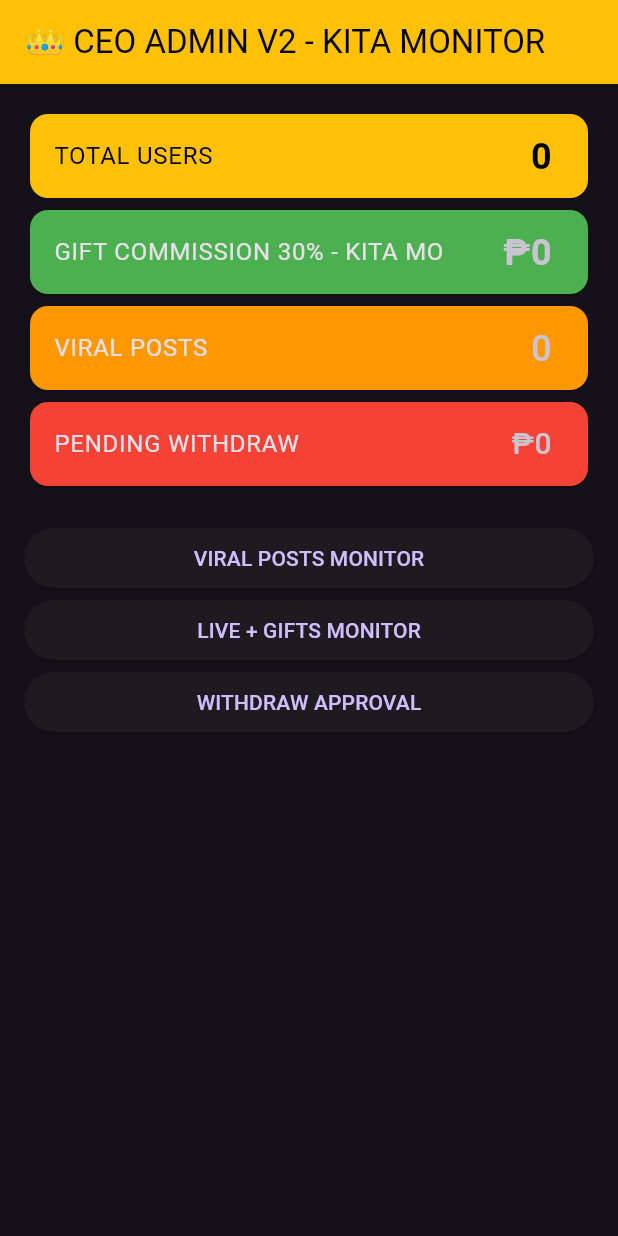
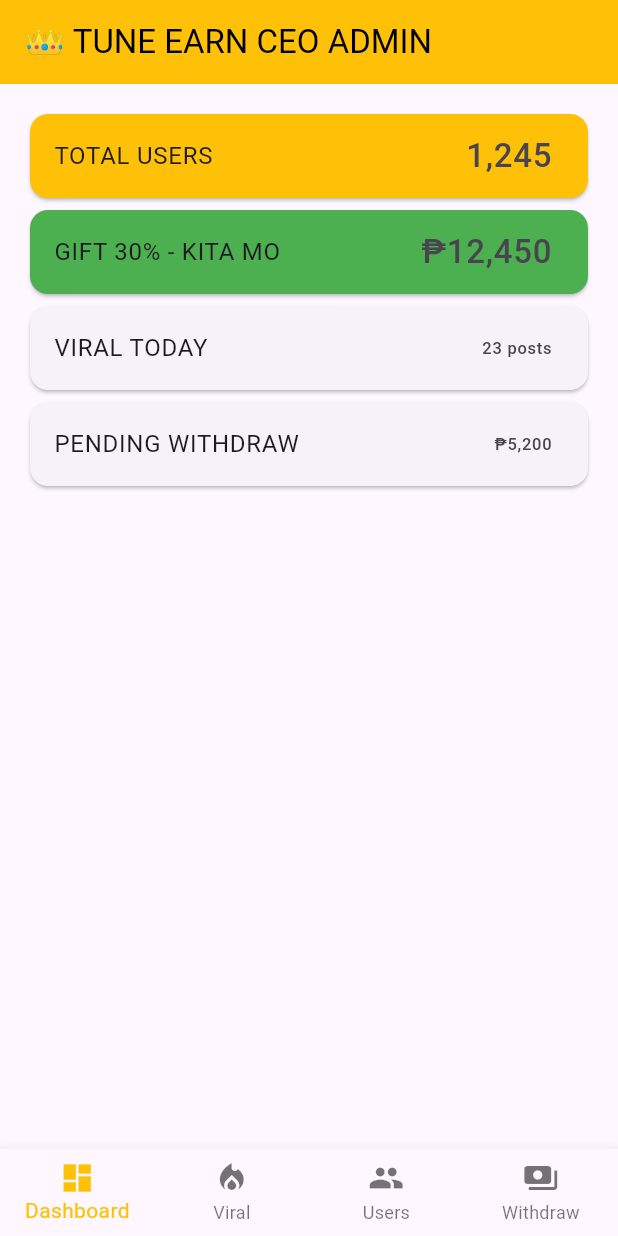
Before and after one commit to racazabrent47-cloud/tune-earn-v27-admin, a Flutter app: the screen it shows after launch, on a phone screen of 412 x 824 dp. Run offline on Flutter 3.47's test engine with Material 3 defaults, Android fonts, the phone set to English and light mode, and no system bars.

Commit message:
Update main.dart

```diff
--- a/lib/main.dart
+++ b/lib/main.dart
@@ -1,28 +1,47 @@
-// TUNE EARN ADMIN V2 - CEO ONLY
 import 'package:flutter/material.dart';
-import 'package:firebase_core/firebase_core.dart';
-import 'package:cloud_firestore/cloud_firestore.dart';
-void main() async { WidgetsFlutterBinding.ensureInitialized(); await Firebase.initializeApp(); runApp(const AdminV2()); }
-class AdminV2 extends StatelessWidget { const AdminV2({super.key}); @override Widget build(BuildContext c){return MaterialApp(title:'CEO ADMIN V2', debugShowCheckedModeBanner:false, theme:ThemeData.dark(), home: const CEODashboard());}}
-class CEODashboard extends StatelessWidget { const CEODashboard({super.key}); @override Widget build(BuildContext context){
-return Scaffold(appBar: AppBar(title: const Text('👑 CEO ADMIN V2 - KITA MONITOR'), backgroundColor: Colors.amber, foregroundColor: Colors.black),
-body: StreamBuilder<DocumentSnapshot>(stream: FirebaseFirestore.instance.collection('admin').doc('stats').snapshots(), builder:(c,snap){
-if(!snap.hasData) return const Center(child:CircularProgressIndicator());
-var d=(snap.data!.data() as Map<String,dynamic>?)??{};
-return ListView(padding: const EdgeInsets.all(16), children:[
-Card(color: Colors.amber, child: ListTile(title: const Text('TOTAL USERS', style: TextStyle(color:Colors.black)), trailing: Text('${d['totalUsers']??0}', style: const TextStyle(color:Colors.black,fontSize:24,fontWeight:FontWeight.bold)))),
-Card(color: Colors.green, child: ListTile(title: const Text('GIFT COMMISSION 30% - KITA MO'), trailing: Text('₱${(d['giftCommission']??0).toString()}', style: const TextStyle(fontSize:24,fontWeight:FontWeight.bold)))),
-Card(color: Colors.orange, child: ListTile(title: const Text('VIRAL POSTS'), trailing: Text('${d['viralPosts']??0}', style: const TextStyle(fontSize:24)))),
-Card(color: Colors.red, child: ListTile(title: const Text('PENDING WITHDRAW'), trailing: Text('₱${d['pendingWithdraw']??0}', style: const TextStyle(fontSize:20)))),
-const SizedBox(height:20),
-ElevatedButton(onPressed:()=>Navigator.push(context, MaterialPageRoute(builder:(_)=>const ViralPostsPage())), child: const Text('VIRAL POSTS MONITOR')),
-ElevatedButton(onPressed:()=>Navigator.push(context, MaterialPageRoute(builder:(_)=>const LiveMonitorPage())), child: const Text('LIVE + GIFTS MONITOR')),
-ElevatedButton(onPressed:()=>Navigator.push(context, MaterialPageRoute(builder:(_)=>const WithdrawPage())), child: const Text('WITHDRAW APPROVAL')),
-]);
-}),
-);
+void main() => runApp(const TuneEarnAdmin());
+class TuneEarnAdmin extends StatelessWidget {
+  const TuneEarnAdmin({super.key});
+  @override Widget build(BuildContext c) {
+    return MaterialApp(debugShowCheckedModeBanner: false, home: const AdminHome());
+  }
 }
+class AdminHome extends StatefulWidget {
+  const AdminHome({super.key});
+  @override State<AdminHome> createState() => _AdminHomeState();
 }
-class ViralPostsPage extends StatelessWidget{const ViralPostsPage({super.key}); @override Widget build(BuildContext c){return Scaffold(appBar: AppBar(title: const Text('VIRAL POSTS')), body: StreamBuilder<QuerySnapshot>(stream: FirebaseFirestore.instance.collection('world_feeds_trending').orderBy('viralScore',descending:true).limit(50).snapshots(), builder:(c,s){if(!s.hasData) return const Center(child:CircularProgressIndicator()); return ListView.builder(itemCount:s.data!.docs.length,itemBuilder:(c,i){var d=s.data!.docs[i].data() as Map<String,dynamic>; return ListTile(title:Text(d['title']??'Video'), subtitle:Text('Score:${d['viralScore']} | Cat:${d['category']}'), trailing: Text('Likes:${d['likes']??0}'));});}));}}
-class LiveMonitorPage extends StatelessWidget{const LiveMonitorPage({super.key}); @override Widget build(BuildContext c){return Scaffold(appBar: AppBar(title: const Text('LIVE MONITOR')), body: StreamBuilder<QuerySnapshot>(stream: FirebaseFirestore.instance.collection('live_rooms').where('isLive',isEqualTo:true).snapshots(), builder:(c,s){if(!s.hasData) return const Center(child:CircularProgressIndicator()); return ListView.builder(itemCount:s.data!.docs.length,itemBuilder:(c,i){var d=s.data!.docs[i].data() as Map<String,dynamic>; return ListTile(title:Text('LIVE: ${d['hostId']}'), subtitle:Text('Gifts: ₱${d['gifts']} - Your 30%: ₱${(d['gifts']*0.3).toStringAsFixed(2)}'));});}));}}
-class WithdrawPage extends StatelessWidget{const WithdrawPage({super.key}); @override Widget build(BuildContext c){return Scaffold(appBar: AppBar(title: const Text('WITHDRAW')), body: StreamBuilder<QuerySnapshot>(stream: FirebaseFirestore.instance.collection('withdraws').where('status',isEqualTo:'pending').snapshots(), builder:(c,s){if(!s.hasData) return const Center(child:CircularProgressIndicator()); return ListView.builder(itemCount:s.data!.docs.length,itemBuilder:(c,i){var doc=s.data!.docs[i]; var d=doc.data() as Map<String,dynamic>; return Card(child:ListTile(title:Text('₱${d['amount']} - GCash:${d['gcash']}'), subtitle:Text('User:${d['userId'].toString().substring(0,6)}'), trailing: ElevatedButton(onPressed:()async{await doc.reference.update({'status':'approved'});}, child:const Text('APPROVE'))));});}));}}
+class _AdminHomeState extends State<AdminHome> {
+  int idx = 0;
+  final pages = [const DashboardPage(), const ViralPage(), const UsersPage(), const WithdrawPage()];
+  @override Widget build(BuildContext context) {
+    return Scaffold(
+      appBar: AppBar(title: const Text('👑 TUNE EARN CEO ADMIN'), backgroundColor: Colors.amber, foregroundColor: Colors.black),
+      body: pages[idx],
+      bottomNavigationBar: BottomNavigationBar(currentIndex: idx, onTap: (i)=>setState(()=>idx=i), type: BottomNavigationBarType.fixed, selectedItemColor: Colors.amber, items: const [BottomNavigationBarItem(icon: Icon(Icons.dashboard), label: 'Dashboard'), BottomNavigationBarItem(icon: Icon(Icons.local_fire_department), label: 'Viral'), BottomNavigationBarItem(icon: Icon(Icons.people), label: 'Users'), BottomNavigationBarItem(icon: Icon(Icons.payments), label: 'Withdraw')]),
+    );
+  }
+}
+class DashboardPage extends StatelessWidget {
+  const DashboardPage({super.key});
+  @override Widget build(BuildContext c) {
+    return ListView(padding: const EdgeInsets.all(16), children: [Card(color: Colors.amber, child: ListTile(title: const Text('TOTAL USERS'), trailing: const Text('1,245', style: TextStyle(fontSize: 22)))), Card(color: Colors.green, child: ListTile(title: const Text('GIFT 30% - KITA MO'), trailing: const Text('₱12,450', style: TextStyle(fontSize: 22)))), Card(child: ListTile(title: const Text('VIRAL TODAY'), trailing: const Text('23 posts'))), Card(child: ListTile(title: const Text('PENDING WITHDRAW'), trailing: const Text('₱5,200')))]);
+  }
+}
+class ViralPage extends StatelessWidget {
+  const ViralPage({super.key});
+  @override Widget build(BuildContext c) {
+    return ListView.builder(padding: const EdgeInsets.all(8), itemCount: 10, itemBuilder: (ctx,i){ return Card(child: ListTile(leading: CircleAvatar(backgroundColor: Colors.red, child: Text('${i+1}')), title: Text('Viral Post #${i+1}'), subtitle: Text('${(i+1)*1250} views')));});
+  }
+}
+class UsersPage extends StatelessWidget {
+  const UsersPage({super.key});
+  @override Widget build(BuildContext c) {
+    return ListView.builder(padding: const EdgeInsets.all(8), itemCount: 20, itemBuilder: (ctx,i){ return Card(child: ListTile(title: Text('user_${i+1}@gmail.com'), subtitle: Text('Coins: ${(i+1)*250}')));});
+  }
+}
+class WithdrawPage extends StatelessWidget {
+  const WithdrawPage({super.key});
+  @override Widget build(BuildContext c) {
+    return ListView.builder(padding: const EdgeInsets.all(8), itemCount: 5, itemBuilder: (ctx,i){ return Card(child: ListTile(title: Text('Withdraw ₱${(i+1)*500}'), subtitle: Text('GCash: 09xxx'), trailing: ElevatedButton(onPressed: (){}, child: const Text('APPROVE'))));});
+  }
+}
```
